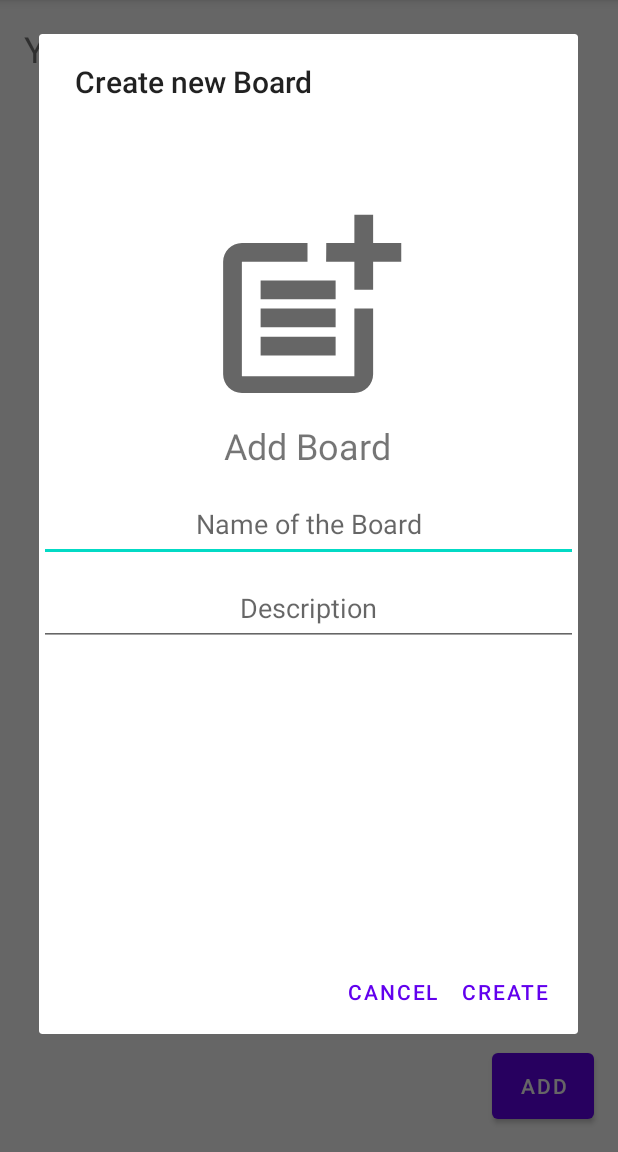
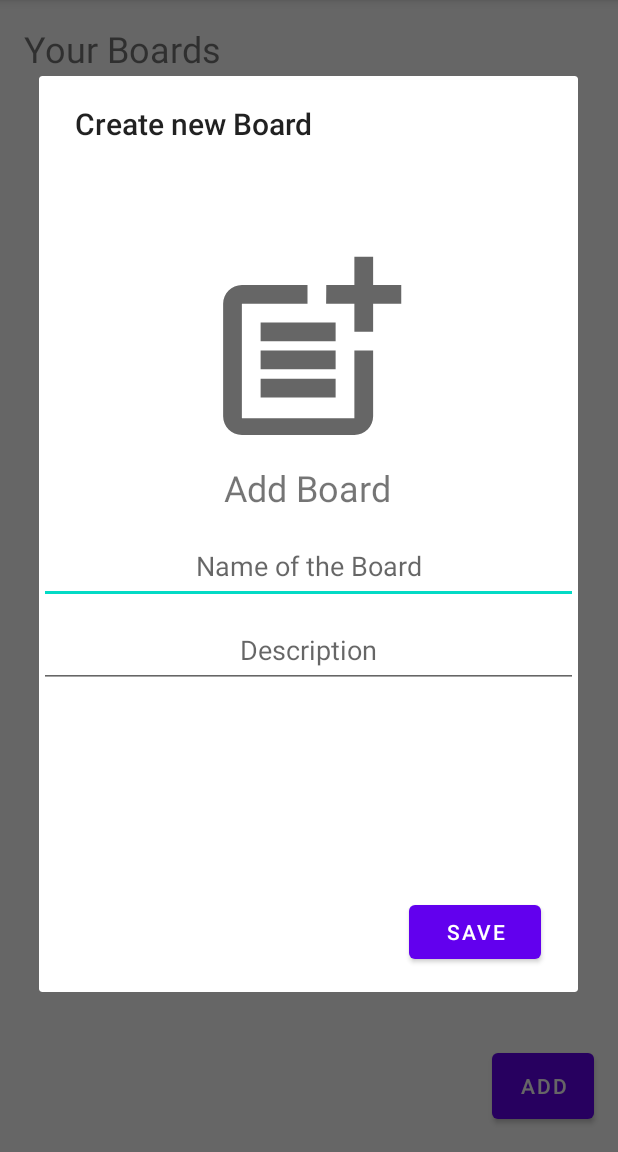
Before and after one commit to lglandshut/StatusBoard, an Android app: the screen it shows after launch (MainActivity), after a tap on "ADD", on a phone screen of 412 x 824 dp, the part 84-1236 px from its top. Run offline under Robolectric (Android 15) with nearby library versions, the phone set to English and light mode, and no system bars.

Commit message:
Dialog Buttons durch normale ersetzt

```diff
--- a/app/src/main/res/layout/activity_main.xml
+++ b/app/src/main/res/layout/activity_main.xml
@@ -39,7 +39,6 @@
         android:layout_marginBottom="16dp"
         android:text="@string/add"
         app:layout_constraintBottom_toBottomOf="parent"
-        app:layout_constraintEnd_toEndOf="parent"
-        android:onClick="openDialog" />
+        app:layout_constraintEnd_toEndOf="parent"/>
 
 </androidx.constraintlayout.widget.ConstraintLayout>
--- a/app/src/main/res/layout/add_board_dialog.xml
+++ b/app/src/main/res/layout/add_board_dialog.xml
@@ -73,4 +73,15 @@
         app:layout_constraintTop_toBottomOf="@+id/popup_name"
         app:layout_constraintVertical_bias="0.245" />
 
+    <Button
+        android:id="@+id/button_save"
+        android:layout_width="wrap_content"
+        android:layout_height="wrap_content"
+        android:layout_marginBottom="16dp"
+        android:text="Save"
+        app:layout_constraintBottom_toBottomOf="parent"
+        app:layout_constraintEnd_toEndOf="parent"
+        app:layout_constraintHorizontal_bias="0.91"
+        app:layout_constraintStart_toStartOf="parent" />
+
 </androidx.constraintlayout.widget.ConstraintLayout>
```
Also changed, not shown: app/src/main/java/com/example/statusboard/MainActivity.java (+43 -16 lines), app/src/main/res/layout/board_item.xml (+21 -6 lines).
